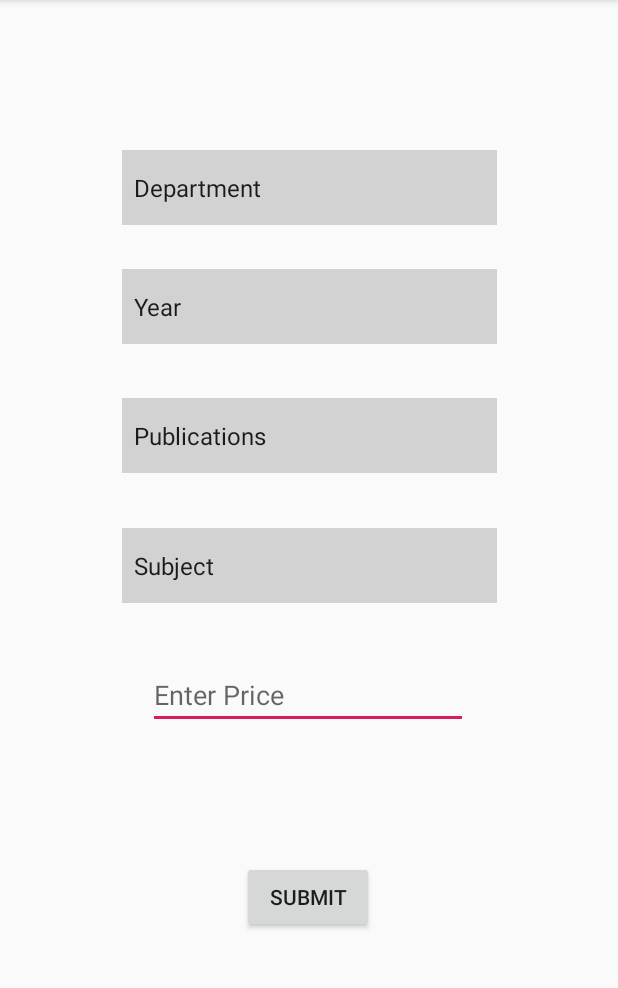
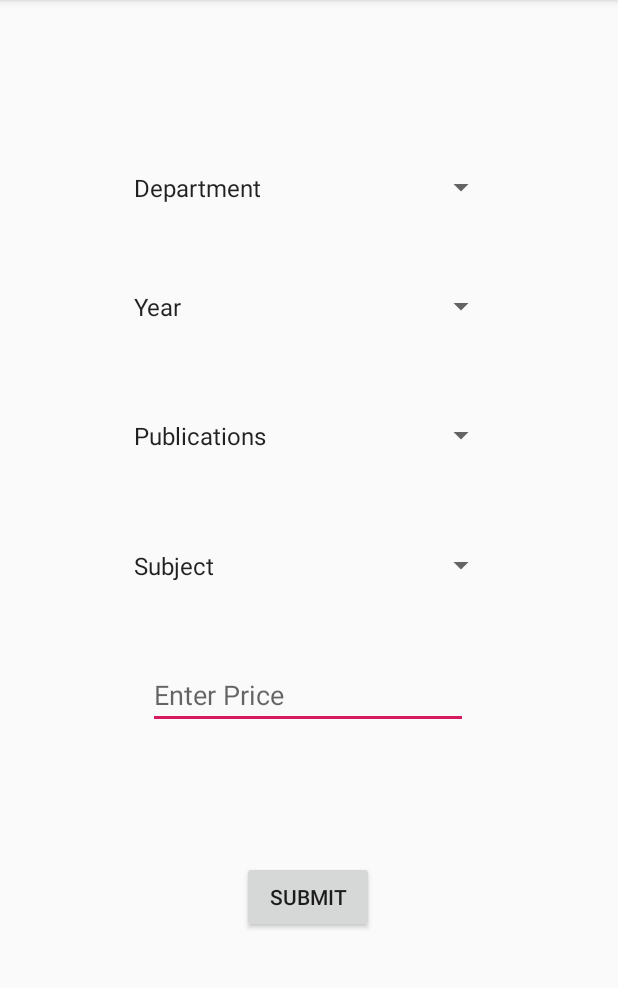
Before and after one commit to ajinkya48765/Book-It, an Android app: the sell screen opened directly, with no data from a screen before it, on a phone screen of 412 x 824 dp, the part 84-1072 px from its top. Run offline under Robolectric (Android 15) with nearby library versions, the phone set to English and light mode, and no system bars.

Commit message:
Forwarded to gayatri

```diff
--- a/app/src/main/res/layout/activity_sell.xml
+++ b/app/src/main/res/layout/activity_sell.xml
@@ -13,7 +13,6 @@
         android:layout_marginLeft="8dp"
         android:layout_marginTop="8dp"
         android:layout_marginRight="8dp"
-        android:background="#29000000"
         app:layout_constraintBottom_toBottomOf="parent"
         app:layout_constraintHorizontal_bias="0.5"
         app:layout_constraintLeft_toLeftOf="parent"
@@ -27,7 +26,6 @@
         android:id="@+id/Year"
         android:layout_width="250dp"
         android:layout_height="50dp"
-        android:background="#29000000"
         app:layout_constraintBottom_toBottomOf="parent"
         app:layout_constraintHorizontal_bias="0.503"
         app:layout_constraintLeft_toLeftOf="parent"
@@ -39,7 +37,6 @@
         android:id="@+id/Publications"
         android:layout_width="250dp"
         android:layout_height="50dp"
-        android:background="#29000000"
         app:layout_constraintBottom_toBottomOf="parent"
         app:layout_constraintHorizontal_bias="0.503"
         app:layout_constraintLeft_toLeftOf="parent"
@@ -51,7 +48,6 @@
         android:id="@+id/Subject"
         android:layout_width="250dp"
         android:layout_height="50dp"
-        android:background="#29000000"
         app:layout_constraintBottom_toBottomOf="parent"
         app:layout_constraintHorizontal_bias="0.503"
         app:layout_constraintLeft_toLeftOf="parent"
```
